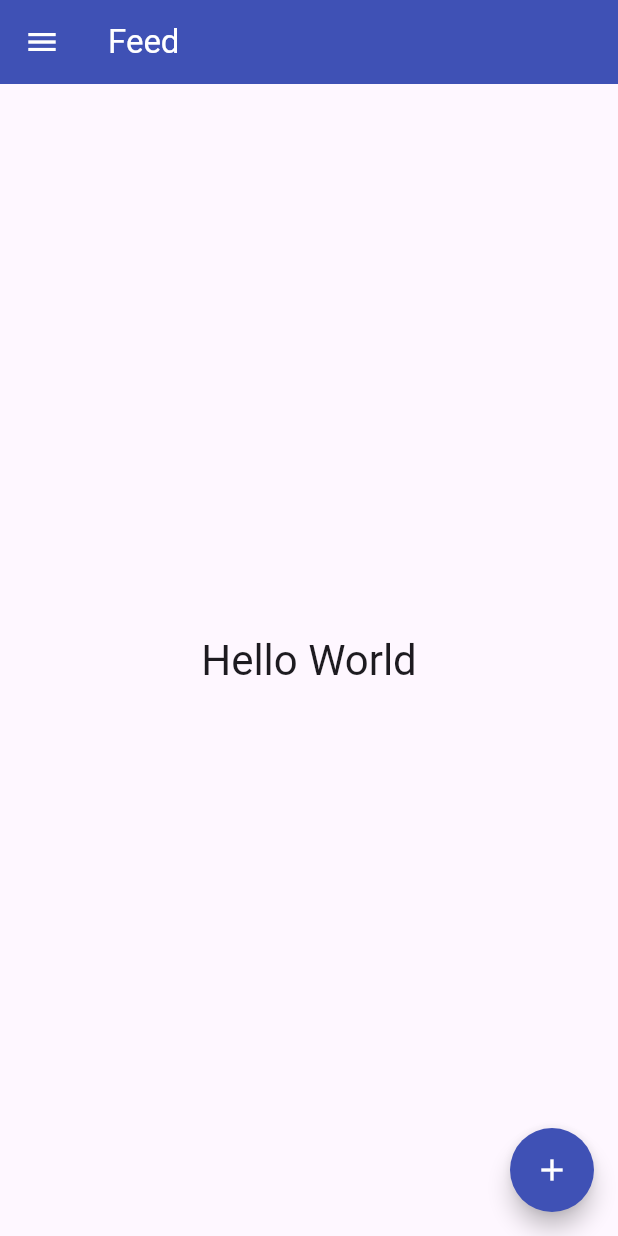
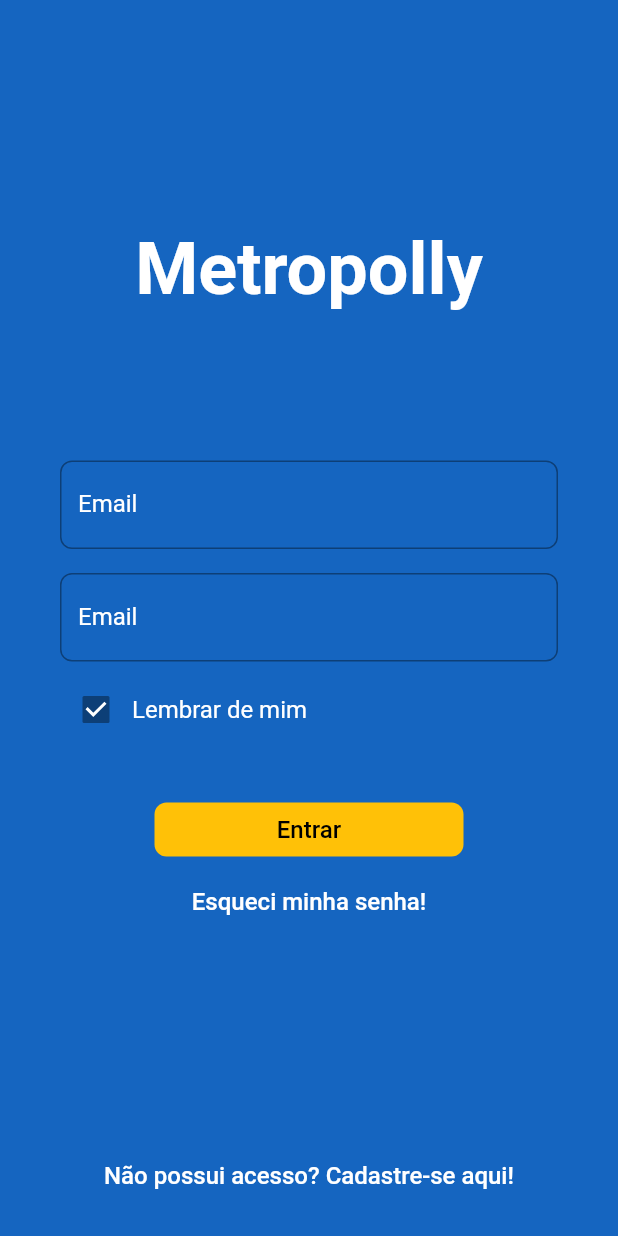
Before and after one commit to rafa-Nobre/Metropolly, a Flutter app: the screen it shows after launch, after a tap on the "menu" icon, after a tap on "Sair", on a phone screen of 412 x 824 dp. Run offline on Flutter 3.47's test engine with Material 2 defaults, Android fonts, the phone set to English and light mode, and no system bars.

Commit message:
Adicionando novas cores e melhorando estilo

```diff
--- /dev/null
+++ b/lib/app/common/colors/app_colors.dart
@@ -0,0 +1,4 @@
+import 'package:flutter/material.dart';
+
+Color primaryColor = Colors.blue.shade800;
+Color secondaryColor = Colors.amber;
--- /dev/null
+++ b/lib/app/common/colors/global_theme.dart
@@ -0,0 +1,29 @@
+import 'package:flutter/material.dart';
+import 'package:metropolly/app/common/colors/app_colors.dart';
+
+ThemeData globalTheme(BuildContext context) {
+  return ThemeData(
+    primaryColor: primaryColor,
+    colorScheme: Theme.of(context).colorScheme.copyWith(secondary: secondaryColor),
+    appBarTheme: AppBarTheme(
+      iconTheme: const IconThemeData(
+        color: Colors.white,
+      ),
+      color: primaryColor,
+      titleTextStyle: const TextStyle(
+        color: Colors.white,
+        fontSize: 18,
+      ),
+    ),
+    scaffoldBackgroundColor: Colors.white,
+    splashColor: secondaryColor,
+    elevatedButtonTheme: ElevatedButtonThemeData(
+      style: ElevatedButton.styleFrom(
+        backgroundColor: secondaryColor,
+        shape: RoundedRectangleBorder(
+          borderRadius: BorderRadius.circular(8.0),
+        ),
+      ),
+    ),
+  );
+}
--- /dev/null
+++ b/lib/app/common/constants/metrics.dart
@@ -0,0 +1 @@
+const double defaultSpacing = 16.0;
--- a/lib/app/common/widgets/app_drawer.dart
+++ b/lib/app/common/widgets/app_drawer.dart
@@ -1,4 +1,5 @@
 import 'package:flutter/material.dart';
+import 'package:metropolly/app/common/colors/app_colors.dart';
 import 'package:metropolly/app/common/widgets/common_text.dart';
 import 'package:metropolly/app/routes/routes_consts.dart';
 
@@ -19,7 +20,7 @@ class AppDrawer extends StatelessWidget {
             Container(
               width: drawerSize.width,
               height: drawerSize.height * .3,
-              decoration: const BoxDecoration(color: Colors.indigo),
+              decoration: BoxDecoration(color: primaryColor),
               child: Column(
                 mainAxisAlignment: MainAxisAlignment.spaceBetween,
                 children: <Widget>[
@@ -55,7 +56,7 @@ class AppDrawer extends StatelessWidget {
                       child: const CommonText(text: 'Minhas Vagas'),
                     ),
                     TextButton(
-                      onPressed: () => Navigator.of(context).popAndPushNamed(RoutesConsts.root),
+                      onPressed: () => Navigator.of(context).popAndPushNamed(RoutesConsts.login),
                       child: const CommonText(text: 'Sair'),
                     ),
                   ],
--- a/lib/app/routes/app_routes.dart
+++ b/lib/app/routes/app_routes.dart
@@ -1,7 +1,9 @@
 import 'package:flutter/widgets.dart';
 import 'package:metropolly/app/routes/routes_consts.dart';
+import 'package:metropolly/app/screens/login_page.dart';
 import '../screens/home_page.dart';
 
 final Map<String, Widget Function(BuildContext)> appRoutes = {
   RoutesConsts.root: (context) => const HomePage(),
+  RoutesConsts.login: (context) => const LoginPage(),
 };
--- a/lib/app/routes/routes_consts.dart
+++ b/lib/app/routes/routes_consts.dart
@@ -1,4 +1,5 @@
 class RoutesConsts {
   static const root = '/';
+  static const login = '/login';
   static const settings = '/settings';
 }
--- a/lib/app/screens/home_page.dart
+++ b/lib/app/screens/home_page.dart
@@ -1,4 +1,5 @@
 import 'package:flutter/material.dart';
+import 'package:metropolly/app/common/colors/app_colors.dart';
 import 'package:metropolly/app/common/widgets/app_drawer.dart';
 
 class HomePage extends StatefulWidget {
@@ -13,11 +14,7 @@ class _HomePageState extends State<HomePage> {
   Widget build(BuildContext context) {
     return Scaffold(
       appBar: AppBar(
-        backgroundColor: Colors.indigo,
-        title: const Text(
-          'Feed',
-          style: TextStyle(color: Colors.white),
-        ),
+        title: const Text('Feed'),
         leading: Builder(
           builder: (context) {
             return IconButton(
@@ -37,12 +34,12 @@ class _HomePageState extends State<HomePage> {
           style: Theme.of(context).textTheme.headlineMedium,
         ),
       ),
-      floatingActionButton: const FloatingActionButton(
+      floatingActionButton: FloatingActionButton(
         onPressed: null,
         tooltip: 'Adicionar post',
-        backgroundColor: Colors.indigo,
-        shape: CircleBorder(),
-        child: Icon(
+        backgroundColor: primaryColor,
+        shape: const CircleBorder(),
+        child: const Icon(
           Icons.add,
           color: Colors.white,
         ),
--- /dev/null
+++ b/lib/app/screens/login_page.dart
@@ -0,0 +1,118 @@
+import 'package:flutter/material.dart';
+import 'package:metropolly/app/common/colors/app_colors.dart';
+import 'package:metropolly/app/common/constants/metrics.dart';
+import 'package:metropolly/app/common/widgets/common_text.dart';
+
+class LoginPage extends StatefulWidget {
+  const LoginPage({super.key});
+
+  @override
+  State<LoginPage> createState() => _LoginPageState();
+}
+
+class _LoginPageState extends State<LoginPage> {
+  final GlobalKey<FormState> _formController = GlobalKey<FormState>();
+  TextEditingController _emailController = TextEditingController();
+  TextEditingController _passwordController = TextEditingController();
+
+  @override
+  Widget build(BuildContext context) {
+    final pageSize = MediaQuery.of(context).size;
+
+    return Scaffold(
+      body: SingleChildScrollView(
+        child: Container(
+          color: primaryColor,
+          height: pageSize.height,
+          width: pageSize.width,
+          child: Padding(
+            padding: const EdgeInsets.all(defaultSpacing),
+            child: Column(
+              mainAxisAlignment: MainAxisAlignment.center,
+              children: <Widget>[
+                Expanded(
+                  child: Column(
+                    mainAxisAlignment: MainAxisAlignment.center,
+                    children: <Widget>[
+                      const Align(
+                        alignment: Alignment.topCenter,
+                        child: Text(
+                          'Metropolly',
+                          style: TextStyle(
+                            color: Colors.white,
+                            fontSize: 48.0,
+                            fontWeight: FontWeight.bold,
+                          ),
+                        ),
+                      ),
+                      const SizedBox(height: 100.0),
+                      Padding(
+                        padding: const EdgeInsets.symmetric(horizontal: 24.0),
+                        child: Form(
+                          key: _formController,
+                          child: Column(
+                            crossAxisAlignment: CrossAxisAlignment.start,
+                            children: <Widget>[
+                              TextFormField(
+                                controller: _emailController,
+                                keyboardType: TextInputType.emailAddress,
+                                decoration: const InputDecoration(
+                                  label: Text('Email', style: TextStyle(color: Colors.white)),
+                                  border: OutlineInputBorder(
+                                    borderRadius: BorderRadius.all(Radius.elliptical(8, 8)),
+                                  ),
+                                ),
+                              ),
+                              const SizedBox(height: defaultSpacing),
+                              TextFormField(
+                                controller: _passwordController,
+                                decoration: const InputDecoration(
+                                  label: Text('Email', style: TextStyle(color: Colors.white)),
+                                  border: OutlineInputBorder(
+                                    borderRadius: BorderRadius.all(Radius.elliptical(8, 8)),
+                                  ),
+                                ),
+                              ),
+                              const SizedBox(height: 8.0),
+                              const Row(
+                                children: [
+                                  Checkbox(
+                                    value: true,
+                                    onChanged: null,
+                                    checkColor: Colors.white,
+                                  ),
+                                  CommonText(text: 'Lembrar de mim', textColor: Colors.white),
+                                ],
+                              ),
+                            ],
+                          ),
+                        ),
+                      ),
+                      const SizedBox(height: 32.0),
+                      SizedBox(
+                        width: pageSize.width / 2,
+                        child: const ElevatedButton(
+                          onPressed: null,
+                          style: ButtonStyle(backgroundColor: MaterialStatePropertyAll(Colors.amber)),
+                          child: CommonText(text: 'Entrar', textColor: Colors.black),
+                        ),
+                      ),
+                      const TextButton(
+                        onPressed: null,
+                        child: CommonText(text: 'Esqueci minha senha!', textColor: Colors.white),
+                      ),
+                    ],
+                  ),
+                ),
+                const TextButton(
+                  onPressed: null,
+                  child: CommonText(text: 'Não possui acesso? Cadastre-se aqui!', textColor: Colors.white),
+                ),
+              ],
+            ),
+          ),
+        ),
+      ),
+    );
+  }
+}
--- a/lib/main.dart
+++ b/lib/main.dart
@@ -1,5 +1,6 @@
 import 'package:flutter/material.dart';
 import 'package:metropolly/app/routes/routes_consts.dart';
+import 'app/common/colors/global_theme.dart';
 import 'app/routes/app_routes.dart';
 
 void main() {
@@ -14,10 +15,7 @@ class MyApp extends StatelessWidget {
     return MaterialApp(
       title: 'Flutter Demo',
       debugShowCheckedModeBanner: false,
-      theme: ThemeData(
-        colorScheme: ColorScheme.fromSeed(seedColor: Colors.deepPurple),
-        useMaterial3: true,
-      ),
+      theme: globalTheme(context),
       initialRoute: RoutesConsts.root,
       routes: appRoutes,
     );
```
